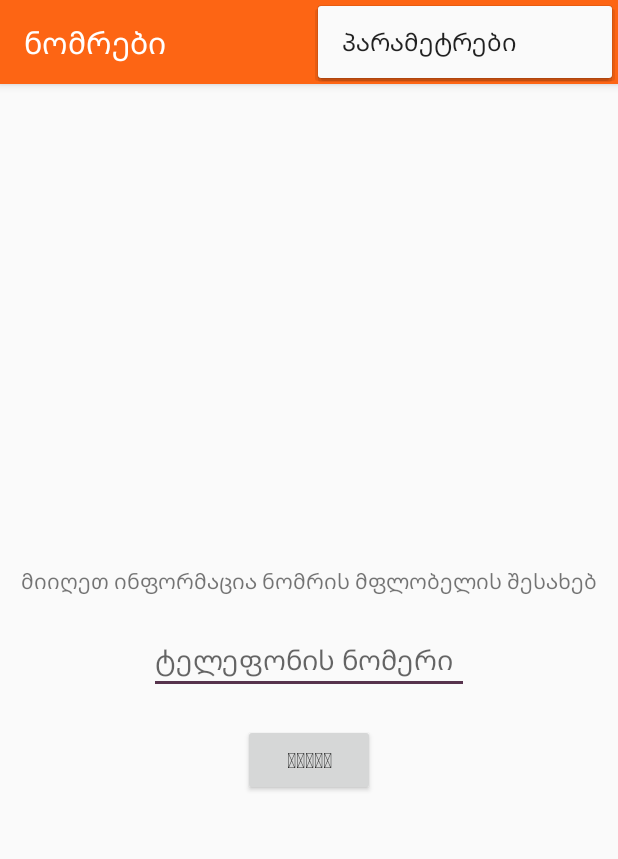
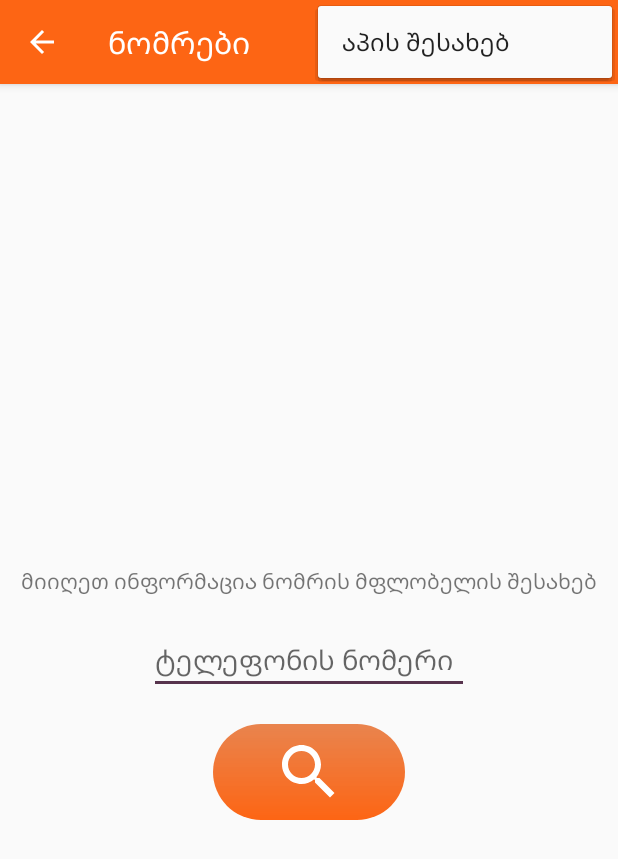
Before and after one commit to ABGEO/nomrebi-app, an Android app: the screen it shows after launch (MainActivity), with the options menu open, on a phone screen of 412 x 824 dp. Shown: the top 859 px of the screen. Run offline under Robolectric (Android 15) with nearby library versions, the phone set to English and light mode, and no system bars; our stand-ins replace Volley.

Commit message:
💄 Update search button style.

```diff
--- a/app/src/main/java/dev/abgeo/nomrebi/activity/MainActivity.java
+++ b/app/src/main/java/dev/abgeo/nomrebi/activity/MainActivity.java
@@ -7,6 +7,8 @@ import androidx.appcompat.widget.Toolbar;
 
 import android.view.Menu;
 import android.view.MenuItem;
+
+import com.google.android.material.snackbar.Snackbar;
 
 import dev.abgeo.nomrebi.R;
 
@@ -18,6 +20,9 @@ public class MainActivity extends AppCompatActivity {
         setContentView(R.layout.activity_main);
         Toolbar toolbar = findViewById(R.id.toolbar);
         setSupportActionBar(toolbar);
+
+        getSupportActionBar().setDisplayHomeAsUpEnabled(true);
+        getSupportActionBar().setDisplayShowHomeEnabled(true);
     }
 
     @Override
@@ -31,7 +36,15 @@ public class MainActivity extends AppCompatActivity {
     public boolean onOptionsItemSelected(MenuItem item) {
         int id = item.getItemId();
 
-        if (id == R.id.action_settings) {
+        if (id == R.id.action_about) {
+            Snackbar.make(findViewById(android.R.id.content), "გვერდი მალე დაემატება.", Snackbar.LENGTH_LONG)
+                    .show();
+
+            return true;
+        }
+
+        if (id == android.R.id.home) {
+            getSupportFragmentManager().popBackStack();
             return true;
         }
 
--- a/app/src/main/java/dev/abgeo/nomrebi/fragment/SearchFragment.java
+++ b/app/src/main/java/dev/abgeo/nomrebi/fragment/SearchFragment.java
@@ -5,8 +5,8 @@ import android.util.Log;
 import android.view.LayoutInflater;
 import android.view.View;
 import android.view.ViewGroup;
-import android.widget.Button;
 import android.widget.EditText;
+import android.widget.ImageButton;
 
 import androidx.annotation.NonNull;
 import androidx.fragment.app.Fragment;
@@ -51,7 +51,7 @@ public class SearchFragment extends Fragment {
     public void onViewCreated(@NonNull View view, Bundle savedInstanceState) {
         super.onViewCreated(view, savedInstanceState);
 
-        Button btnSearch = view.findViewById(R.id.btnSearch);
+        ImageButton btnSearch = view.findViewById(R.id.btnSearch);
         final EditText etPhoneNumber = view.findViewById(R.id.etPhoneNumber);
 
         btnSearch.setOnClickListener(new View.OnClickListener() {
--- /dev/null
+++ b/app/src/main/res/drawable/ic_search_48dp.xml
@@ -0,0 +1,5 @@
+<vector android:height="48dp" android:tint="#FFFFFF"
+    android:viewportHeight="24.0" android:viewportWidth="24.0"
+    android:width="48dp" xmlns:android="http://schemas.android.com/apk/res/android">
+    <path android:fillColor="#FF000000" android:pathData="M15.5,14h-0.79l-0.28,-0.27C15.41,12.59 16,11.11 16,9.5 16,5.91 13.09,3 9.5,3S3,5.91 3,9.5 5.91,16 9.5,16c1.61,0 3.09,-0.59 4.23,-1.57l0.27,0.28v0.79l5,4.99L20.49,19l-4.99,-5zM9.5,14C7.01,14 5,11.99 5,9.5S7.01,5 9.5,5 14,7.01 14,9.5 11.99,14 9.5,14z"/>
+</vector>
--- /dev/null
+++ b/app/src/main/res/drawable/search_btn_ripple.xml
@@ -0,0 +1,21 @@
+<?xml version="1.0" encoding="utf-8"?>
+<ripple xmlns:android="http://schemas.android.com/apk/res/android"
+    android:color="@color/colorPrimaryDark">
+    <item android:id="@android:id/mask">
+        <shape android:shape="rectangle">
+            <solid android:color="@color/colorPrimaryDark" />
+            <corners android:radius="64dp" />
+        </shape>
+    </item>
+
+    <item android:id="@android:id/background">
+        <shape android:shape="rectangle">
+            <gradient
+                android:angle="90"
+                android:endColor="@color/colorPrimaryLight"
+                android:startColor="@color/colorPrimary"
+                android:type="linear" />
+            <corners android:radius="64dp" />
+        </shape>
+    </item>
+</ripple>
--- a/app/src/main/res/layout/fragment_search.xml
+++ b/app/src/main/res/layout/fragment_search.xml
@@ -23,7 +23,7 @@
         android:layout_width="wrap_content"
         android:layout_height="wrap_content"
         android:ems="10"
-        android:hint="ტელეფონის ნომერი"
+        android:hint="@string/phone_number_hint"
         android:importantForAutofill="no"
         android:inputType="phone"
         app:layout_constraintBottom_toBottomOf="parent"
@@ -32,14 +32,16 @@
         app:layout_constraintStart_toStartOf="parent"
         app:layout_constraintTop_toTopOf="parent" />
 
-    <Button
+    <ImageButton
         android:id="@+id/btnSearch"
-        android:layout_width="wrap_content"
-        android:layout_height="wrap_content"
+        android:layout_width="128dp"
+        android:layout_height="64dp"
         android:layout_marginTop="20dp"
-        android:text="@string/search"
+        android:background="@drawable/search_btn_ripple"
+        android:src="@drawable/ic_search_48dp"
         app:layout_constraintEnd_toEndOf="parent"
         app:layout_constraintHorizontal_bias="0.5"
         app:layout_constraintStart_toStartOf="parent"
-        app:layout_constraintTop_toBottomOf="@+id/etPhoneNumber" />
+        app:layout_constraintTop_toBottomOf="@+id/etPhoneNumber"
+        android:contentDescription="@string/search" />
 </androidx.constraintlayout.widget.ConstraintLayout>
--- a/app/src/main/res/menu/menu_main.xml
+++ b/app/src/main/res/menu/menu_main.xml
@@ -3,8 +3,8 @@
     xmlns:tools="http://schemas.android.com/tools"
     tools:context="dev.abgeo.nomrebi.activity.MainActivity">
     <item
-        android:id="@+id/action_settings"
+        android:id="@+id/action_about"
         android:orderInCategory="100"
-        android:title="@string/action_settings"
+        android:title="@string/action_about"
         app:showAsAction="never" />
 </menu>
--- a/app/src/main/res/values/colors.xml
+++ b/app/src/main/res/values/colors.xml
@@ -2,5 +2,6 @@
 <resources>
     <color name="colorPrimary">#FD6514</color>
     <color name="colorPrimaryDark">#D45C1E</color>
+    <color name="colorPrimaryLight">#F5E87F47</color>
     <color name="colorAccent">#57334D</color>
 </resources>
--- a/app/src/main/res/values/strings.xml
+++ b/app/src/main/res/values/strings.xml
@@ -1,9 +1,10 @@
 <resources>
     <string name="app_name">ნომრები</string>
-    <string name="action_settings">პარამეტრები</string>
+    <string name="action_about">აპის შესახებ</string>
     <string name="search_fragment_label">ძიების ფრაგმენტი</string>
     <string name="search_description">მიიღეთ ინფორმაცია ნომრის მფლობელის შესახებ</string>
     <string name="search">ძიება</string>
     <string name="error_phone_number_is_empty">მიუთითეთ ტელეფონის ნომერი!</string>
     <string name="error_no_result">ჩანაწერი ამ ნომერზე ვერ მოიძებნა!</string>
+    <string name="phone_number_hint">ტელეფონის ნომერი</string>
 </resources>
```
